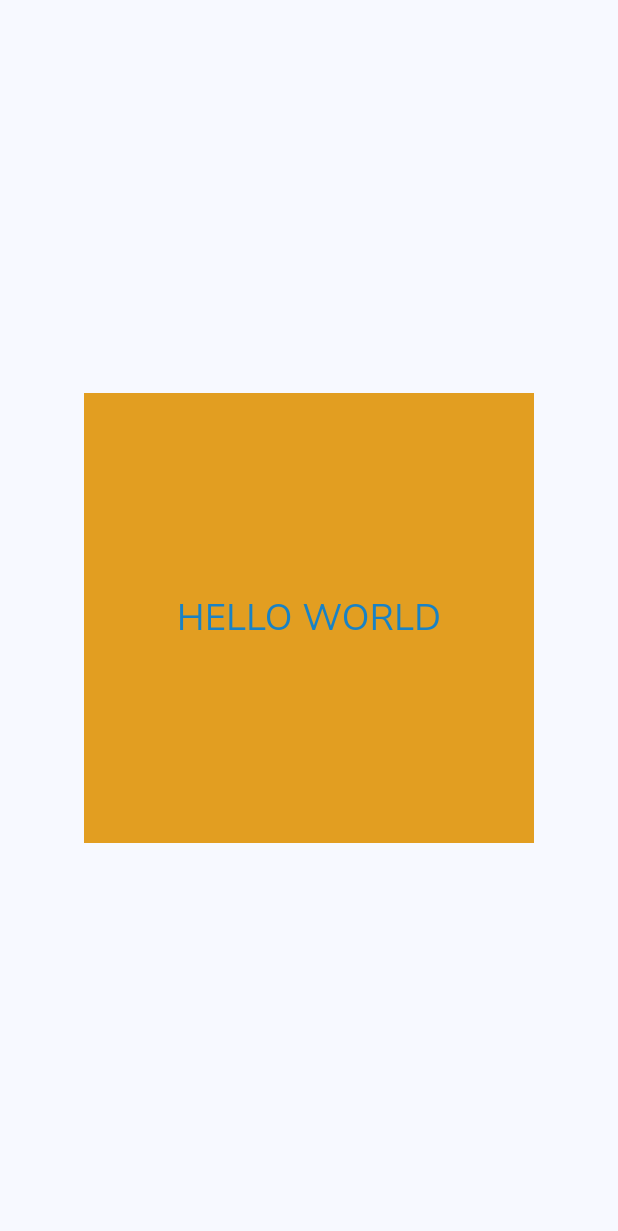
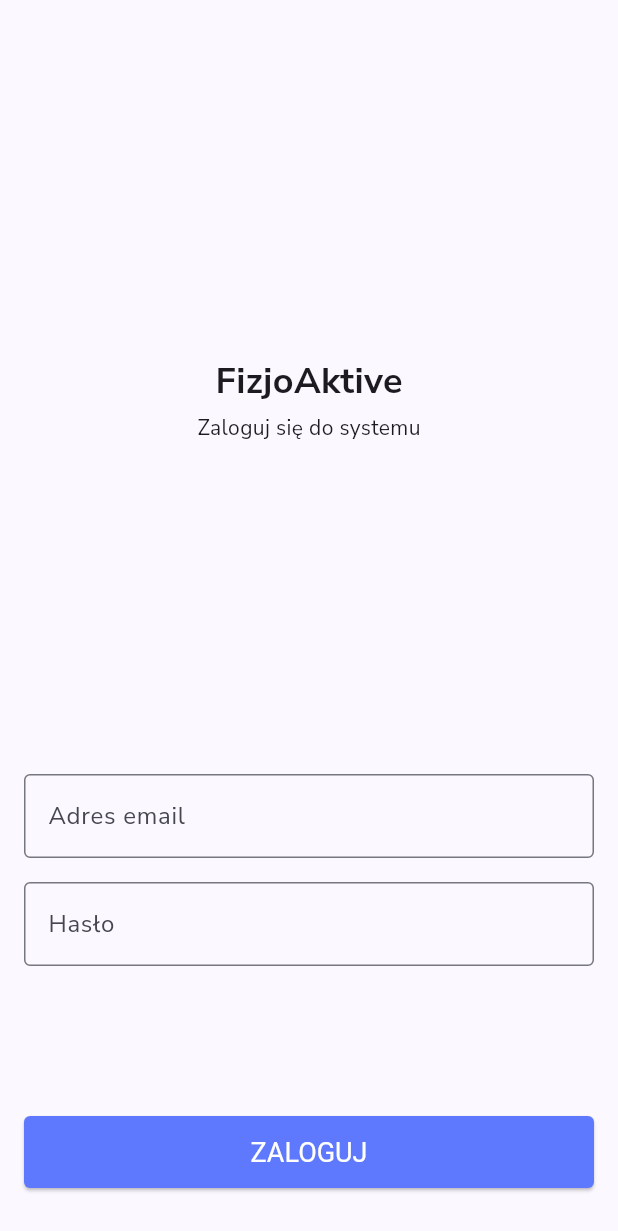
Before and after one commit to mateuszFicek/fizjoaktive, a Flutter app: the screen it shows after launch, on a phone screen of 412 x 824 dp. Shown: the top 1231 px of the screen. Run offline on Flutter 3.47's test engine with Material 3 defaults, Android fonts, the phone set to English and light mode, and no system bars; our stand-ins replace auto_route, dartz, equatable, firebase_auth, firebase_core, firebase_crashlytics and 5 more; accounts and stored records are empty; generated files the repository leaves out were written again.

Commit message:
Added Login page UI and connected Login Action to button with mocked data

```diff
--- a/lib/core/navigator/app_router.dart
+++ b/lib/core/navigator/app_router.dart
@@ -1,16 +1,21 @@
 import 'package:auto_route/auto_route.dart';
 import 'package:fizjoaktive/features/home.dart';
 import 'package:injectable/injectable.dart';
+
+import '../../features/authentication/presentation/pages/login_page.dart';
 
 part 'app_router.gr.dart';
 
 @AutoRouterConfig()
 class AppRouter extends _$AppRouter {
-  AppRouter() {}
+  AppRouter() {
+    push(const LoginRoute());
+  }
 
   @override
   List<AutoRoute> get routes => [
         AutoRoute(page: HomeRoute.page, initial: true),
+        AutoRoute(page: LoginRoute.page),
       ];
 }
 
--- /dev/null
+++ b/lib/features/authentication/data/datasources/authentication_datasource_impl.dart
@@ -0,0 +1,13 @@
+import 'package:firebase_auth/firebase_auth.dart';
+import 'package:fizjoaktive/features/authentication/domain/datasources/authentication_datasource.dart';
+import 'package:injectable/injectable.dart';
+
+@Injectable(as: AuthenticationDataSource)
+class AuthenticationDataSourceImpl implements AuthenticationDataSource {
+  @override
+  Future<UserCredential> performLogin(String email, String password) async {
+    final UserCredential credential = await FirebaseAuth.instance
+        .signInWithEmailAndPassword(email: email, password: password);
+    return credential;
+  }
+}
--- /dev/null
+++ b/lib/features/authentication/domain/datasources/authentication_datasource.dart
@@ -0,0 +1,5 @@
+import 'package:firebase_auth/firebase_auth.dart';
+
+abstract class AuthenticationDataSource {
+  Future<UserCredential> performLogin(String email, String password);
+}
--- /dev/null
+++ b/lib/features/authentication/domain/repositories/authentication_repository.dart
@@ -0,0 +1,9 @@
+import 'package:dartz/dartz.dart';
+import 'package:firebase_auth/firebase_auth.dart';
+
+import '../../../../core/error/failure.dart';
+
+abstract class AuthenticationRepository {
+  Future<Either<Failure, UserCredential>> performLogin(
+      String email, String password);
+}
--- /dev/null
+++ b/lib/features/authentication/domain/usecases/perform_login_action.dart
@@ -0,0 +1,30 @@
+import 'package:dartz/dartz.dart';
+import 'package:equatable/equatable.dart';
+import 'package:firebase_auth/firebase_auth.dart';
+import 'package:injectable/injectable.dart';
+
+import '../../../../core/error/failure.dart';
+import '../../../../core/usecases/use_case.dart';
+import '../repositories/authentication_repository.dart';
+
+@injectable
+class PerformLoginAction implements UseCase<UserCredential, LoginParams> {
+  final AuthenticationRepository repository;
+
+  PerformLoginAction(this.repository);
+
+  @override
+  Future<Either<Failure, UserCredential>> call(LoginParams params) async {
+    return await repository.performLogin(params.email, params.password);
+  }
+}
+
+class LoginParams extends Equatable {
+  final String email;
+  final String password;
+
+  const LoginParams({required this.email, required this.password});
+
+  @override
+  List<Object> get props => [email, password];
+}
--- /dev/null
+++ b/lib/features/authentication/presentation/bloc/authentication_bloc.dart
@@ -0,0 +1,23 @@
+import 'package:fizjoaktive/features/authentication/domain/usecases/perform_login_action.dart';
+import 'package:flutter/material.dart';
+import 'package:flutter_bloc/flutter_bloc.dart';
+import 'package:injectable/injectable.dart';
+
+part 'authentication_event.dart';
+part 'authentication_state.dart';
+
+@singleton
+class AuthenticationBloc
+    extends Bloc<AuthenticationEvent, AuthenticationState> {
+  final PerformLoginAction performLoginAction;
+  AuthenticationBloc(this.performLoginAction) : super(AuthenticationInitial()) {
+    on<PerformLogin>(_onPerformLogin);
+  }
+
+  void _onPerformLogin(
+      PerformLogin event, Emitter<AuthenticationState> emit) async {
+    final loginActionResult = await performLoginAction(
+        LoginParams(email: event.email, password: event.password));
+    loginActionResult.fold((l) => print(l.errorMessage), (r) => print(r.user));
+  }
+}
--- /dev/null
+++ b/lib/features/authentication/presentation/bloc/authentication_event.dart
@@ -0,0 +1,11 @@
+part of 'authentication_bloc.dart';
+
+@immutable
+sealed class AuthenticationEvent {}
+
+final class PerformLogin extends AuthenticationEvent {
+  final String email;
+  final String password;
+
+  PerformLogin(this.email, this.password);
+}
--- /dev/null
+++ b/lib/features/authentication/presentation/bloc/authentication_state.dart
@@ -0,0 +1,6 @@
+part of 'authentication_bloc.dart';
+
+@immutable
+sealed class AuthenticationState {}
+
+final class AuthenticationInitial extends AuthenticationState {}
--- /dev/null
+++ b/lib/features/authentication/presentation/pages/login_page.dart
@@ -0,0 +1,84 @@
+import 'package:auto_route/auto_route.dart';
+import 'package:fizjoaktive/core/injectable/injectable_config.dart';
+import 'package:fizjoaktive/features/authentication/presentation/bloc/authentication_bloc.dart';
+import 'package:fizjoaktive/theme/size_utils.dart';
+import 'package:fizjoaktive/theme/text_theme.dart';
+import 'package:fizjoaktive/widgets/custom_button.dart';
+import 'package:fizjoaktive/widgets/text_input.dart';
+import 'package:flutter/material.dart';
+import 'package:gap/gap.dart';
+
+@RoutePage()
+class LoginPage extends StatelessWidget {
+  const LoginPage({super.key});
+
+  @override
+  Widget build(BuildContext context) {
+    return Scaffold(
+      body: _body(),
+    );
+  }
+
+  Widget _body() {
+    return Padding(
+      padding: EdgeInsets.all(Sizes.spacingSizes.size16),
+      child: Column(
+        children: [
+          const Spacer(),
+          _titleSection(),
+          const Spacer(),
+          _emailInput(),
+          Gap(Sizes.gapSizes.size16),
+          _passwordInput(),
+          const Spacer(),
+          _proceedButton(),
+          Gap(Sizes.gapSizes.size16),
+        ],
+      ),
+    );
+  }
+
+  Widget _titleSection() {
+    return SizedBox(
+      height: 300,
+      child: Center(
+        child: Column(
+          mainAxisAlignment: MainAxisAlignment.center,
+          children: [
+            Text(
+              "FizjoAktive",
+              style: CustomTextTheme.titleTextStyle,
+            ),
+            Gap(Sizes.gapSizes.size4),
+            const Text("Zaloguj się do systemu"),
+          ],
+        ),
+      ),
+    );
+  }
+
+  Widget _emailInput() {
+    return const TextInput(
+      textInputType: TextInputType.emailAddress,
+      labelText: "Adres email",
+    );
+  }
+
+  Widget _passwordInput() {
+    return const TextInput(
+      obscureText: true,
+      labelText: "Hasło",
+    );
+  }
+
+  Widget _proceedButton() {
+    return CustomButton(
+      text: "Zaloguj",
+      onPressed: () {
+        getIt<AuthenticationBloc>().add(
+          PerformLogin("test@google.com", "test1234"),
+        );
+      },
+    );
+  }
+}
--- a/lib/main.dart
+++ b/lib/main.dart
@@ -2,6 +2,7 @@ import 'package:firebase_core/firebase_core.dart';
 import 'package:firebase_crashlytics/firebase_crashlytics.dart';
 import 'package:fizjoaktive/firebase_options.dart';
 import 'package:fizjoaktive/theme/app_colors.dart';
+import 'package:fizjoaktive/theme/size_utils.dart';
 import 'package:flutter/foundation.dart';
 import 'package:flutter/material.dart';
 import 'package:google_fonts/google_fonts.dart';
@@ -11,6 +12,7 @@ import 'core/navigator/app_router.dart';
 
 Future<void> main() async {
   configureDependencies();
+  WidgetsFlutterBinding.ensureInitialized();
   try {
     await Firebase.initializeApp(
       options: DefaultFirebaseOptions.currentPlatform,
@@ -32,6 +34,20 @@ class MyApp extends StatelessWidget {
     return MaterialApp.router(
       routerConfig: getIt<AppNavigator>().router.config(),
       theme: ThemeData(
+        elevatedButtonTheme: ElevatedButtonThemeData(
+          style: ButtonStyle(
+            backgroundColor: MaterialStatePropertyAll(AppColors.primaryColor),
+            foregroundColor: MaterialStatePropertyAll(AppColors.white),
+            textStyle: MaterialStatePropertyAll(TextStyle(
+              fontSize: Sizes.fontSizes.mediumFont,
+            )),
+            shape: MaterialStatePropertyAll(
+              RoundedRectangleBorder(
+                borderRadius: BorderRadius.circular(Sizes.gapSizes.size4),
+              ),
+            ),
+          ),
+        ),
         colorScheme: ColorScheme.fromSeed(
           seedColor: AppColors.primaryColor,
           brightness: Brightness.light,
--- a/lib/theme/app_colors.dart
+++ b/lib/theme/app_colors.dart
@@ -1,7 +1,7 @@
 import 'package:flutter/material.dart';
 
 class AppColors {
-  static Color get primaryColor => const Color(0xFF1982C4);
+  static Color get primaryColor => const Color(0xFF5E79FD);
   static Color get accentColor => const Color(0xFFE29E21);
   static Color get black => Colors.black;
   static Color get white => Colors.white;
--- a/lib/theme/size_utils.dart
+++ b/lib/theme/size_utils.dart
@@ -1,6 +1,7 @@
 class Sizes {
   static FontSizes get fontSizes => FontSizes();
   static GapSizes get gapSizes => GapSizes();
+  static SpacingSizes get spacingSizes => SpacingSizes();
 }
 
 class FontSizes {
@@ -15,3 +16,9 @@ class GapSizes {
   double get size8 => 8;
   double get size16 => 16;
 }
+
+class SpacingSizes {
+  double get size4 => 4;
+  double get size8 => 8;
+  double get size16 => 16;
+}
--- /dev/null
+++ b/lib/theme/text_theme.dart
@@ -0,0 +1,9 @@
+import 'package:fizjoaktive/theme/size_utils.dart';
+import 'package:flutter/material.dart';
+
+class CustomTextTheme {
+  static TextStyle get titleTextStyle => TextStyle(
+        fontSize: Sizes.fontSizes.largeFont,
+        fontWeight: FontWeight.bold,
+      );
+}
--- /dev/null
+++ b/lib/widgets/custom_button.dart
@@ -0,0 +1,23 @@
+import 'package:flutter/material.dart';
+
+class CustomButton extends StatelessWidget {
+  final String text;
+  final VoidCallback onPressed;
+  const CustomButton({
+    super.key,
+    required this.text,
+    required this.onPressed,
+  });
+
+  @override
+  Widget build(BuildContext context) {
+    return SizedBox(
+      width: double.maxFinite,
+      height: 48,
+      child: ElevatedButton(
+        onPressed: onPressed,
+        child: Text(text.toUpperCase()),
+      ),
+    );
+  }
+}
--- /dev/null
+++ b/lib/widgets/text_input.dart
@@ -0,0 +1,25 @@
+import 'package:flutter/material.dart';
+
+class TextInput extends StatelessWidget {
+  final TextInputType textInputType;
+  final String labelText;
+  final bool obscureText;
+  const TextInput({
+    super.key,
+    this.textInputType = TextInputType.text,
+    this.labelText = "",
+    this.obscureText = false,
+  });
+
+  @override
+  Widget build(BuildContext context) {
+    return TextField(
+      keyboardType: textInputType,
+      obscureText: obscureText,
+      decoration: InputDecoration(
+        labelText: labelText,
+        border: const OutlineInputBorder(),
+      ),
+    );
+  }
+}
--- a/pubspec.yaml
+++ b/pubspec.yaml
@@ -10,12 +10,16 @@ environment:
 
 dependencies:
   auto_route: ^7.8.4
+  bloc: ^8.1.2
   cupertino_icons: ^1.0.2
+  dartz: ^0.10.1
+  equatable: ^2.0.5
   firebase_auth: ^4.16.0
   firebase_core: ^2.24.2
   firebase_crashlytics: ^3.4.9
   flutter:
     sdk: flutter
+  flutter_bloc: ^8.1.3
   flutter_hooks: ^0.20.3
   gap: ^3.0.1
   get_it: ^7.6.4
```
Also changed, not shown: lib/core/error/failure.dart (added, +19 -0 lines), lib/core/usecases/use_case.dart (added, +13 -0 lines), lib/features/authentication/data/repositories/authentication_repository_impl.dart (added, +32 -0 lines), pubspec.lock.
